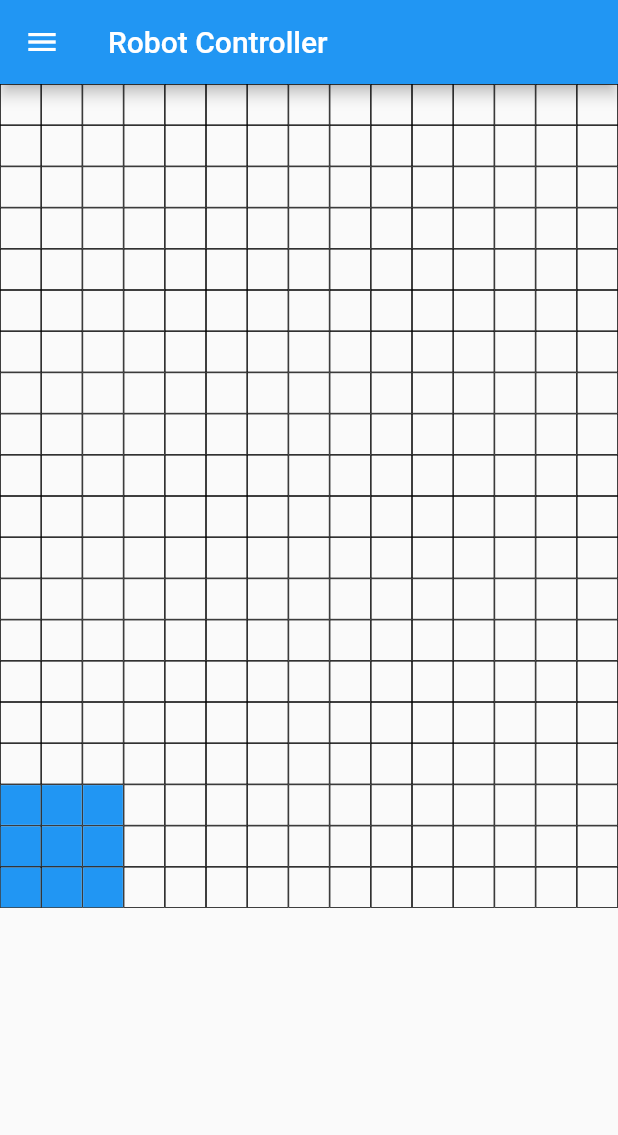
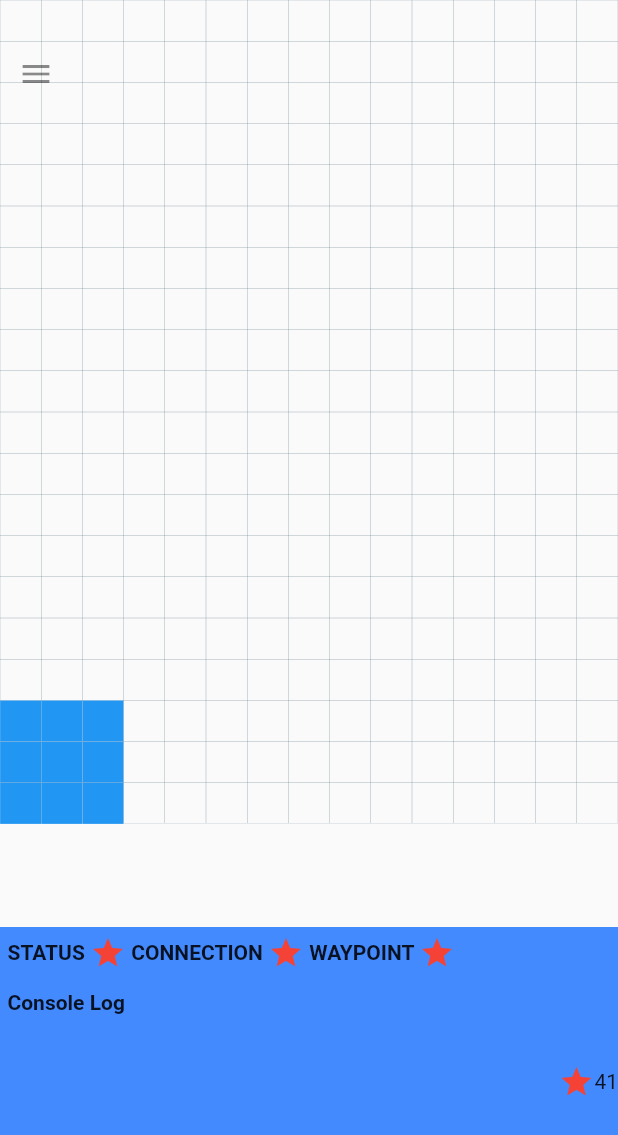
Before and after one commit to ngljie97/ay2021mdp_grp5, a Flutter app: the screen it shows after launch, on a phone screen of 412 x 824 dp. Shown: the top 1135 px of the screen. Run offline on Flutter 3.47's test engine with Material 2 defaults, Android fonts, the phone set to English and light mode, and no system bars.

Commit message:
updated Gui

```diff
--- a/android_remote/lib/main.dart
+++ b/android_remote/lib/main.dart
@@ -1,8 +1,20 @@
+import 'package:android_remote/states/ArenaGrid.dart';
 import 'package:android_remote/states/MyHomePage.dart';
+import 'package:android_remote/states/SettingsPage.dart';
+import 'package:flutter/cupertino.dart';
 import 'package:flutter/material.dart';
 
 void main() {
   runApp(MyApp());
+}
+
+GlobalKey<ScaffoldState> _scaffoldKey = GlobalKey<ScaffoldState>();
+
+class App extends StatefulWidget {
+  final String title;
+  App({Key key, this.title}) : super(key: key);
+
+  _AppState createState() => _AppState();
 }
 
 class MyApp extends StatelessWidget {
@@ -10,26 +22,23 @@ class MyApp extends StatelessWidget {
   @override
   Widget build(BuildContext context) {
     return MaterialApp(
-      title: 'Flutter Demo',
-      theme: ThemeData(
-        primarySwatch: Colors.blue,
-        visualDensity: VisualDensity.adaptivePlatformDensity,
-      ),
+      debugShowCheckedModeBanner: false,
       home: App(title: 'Robot Controller'),
     );
   }
 }
 
-class App extends StatefulWidget {
-  App({Key key, this.title}) : super(key: key);
-  final String title;
-
-  _AppState createState() => _AppState();
-}
-
 class _AppState extends State<App> {
   PageController _myPage;
   var selectedPage;
+
+  @override
+  Widget build(BuildContext context) {
+    return Scaffold(
+
+      body: _buildLayout(),
+    );
+  }
 
   @override
   void initState() {
@@ -38,45 +47,119 @@ class _AppState extends State<App> {
     selectedPage = 1;
   }
 
-  @override
-  Widget build(BuildContext context) {
-    return Scaffold(
-      appBar: AppBar(
-        title: Text(widget.title),
+  Widget _buildLayout() {
+    return Container(
+      child: Column(
+        crossAxisAlignment: CrossAxisAlignment.stretch,
+        mainAxisAlignment: MainAxisAlignment.start,
+        children: <Widget>[
+          _buildTopLayout()
+          ,_buildBottomLayout()
+          ,
+
+        ],
       ),
-      body: MyHomePage(),
-      drawer: Drawer(
-        // Add a ListView to the drawer. This ensures the user can scroll
-        // through the options in the drawer if there isn't enough vertical
-        // space to fit everything.
-        child: ListView(
-          // Important: Remove any padding from the ListView.
-          padding: EdgeInsets.zero,
-          children: <Widget>[
-            DrawerHeader(
-              child: Text('Drawer Header'),
-              decoration: BoxDecoration(
-                color: Colors.blue,
+    );
+  }
+  Widget _buildTopLayout() {
+    return Container(
+      child: Stack(
+        children: <Widget>[
+          Container(
+            //Arena Layout
+            child: ArenaGrid(),
+          ),
+          Container(
+            //Top Left Drawer Button
+            padding: EdgeInsets.fromLTRB(0, 25, 0, 0),
+            color: Colors.transparent,
+            child: IconButton(
+              icon: Icon(Icons.menu),
+              color: Colors.black45,
+              onPressed: () {
+                Navigator.push(
+                    context,
+                    new MaterialPageRoute(
+                        builder: (context) => new SettingsPage()));
+              },
+            ),
+          ),
+        ],
+      ),
+    );
+        }
+  Widget _buildBottomLayout() {
+    return Expanded(
+      flex:1,
+      child: Container(
+        color: Colors.blueAccent,
+        alignment: Alignment.bottomCenter,
+        child:
+        Row(
+          children: [
+            Expanded(
+              /*1*/
+              child: Column(
+                crossAxisAlignment: CrossAxisAlignment.start,
+                children: [
+                  /*2*/
+                  Container(
+                      padding: const EdgeInsets.only(bottom: 8,top:5,left:5),
+                      child: Row(
+                        children: [
+                          Text(
+                            'STATUS ',
+                            style: TextStyle(
+                              fontWeight: FontWeight.bold,
+                            ),
+                          ),
+                          Icon(
+                            Icons.star,
+                            color: Colors.red[500],
+                          ),
+                          Text(
+                            ' CONNECTION ',
+                            style: TextStyle(
+                              fontWeight: FontWeight.bold,
+                            ),
+                          ),
+                          Icon(
+                            Icons.star,
+                            color: Colors.red[500],
+                          ),
+                          Text(
+                            ' WAYPOINT ',
+                            style: TextStyle(
+                              fontWeight: FontWeight.bold,
+                            ),
+                          ),
+                          Icon(
+                            Icons.star,
+                            color: Colors.red[500],
+                          ),
+                        ],
+
+                      )
+
+                  ),
+                  Container(
+                    padding: const EdgeInsets.only(bottom: 8,top:5,left:5),
+                    child: Text(
+                      'Console Log',
+                      style: TextStyle(
+                        fontWeight: FontWeight.bold,
+                      ),
+                    ),
+                  ),
+                ],
               ),
             ),
-            ListTile(
-              title: Text('Item 1'),
-              onTap: () {
-                // Update the state of the app
-                // ...
-                // Then close the drawer
-                Navigator.pop(context);
-              },
+            /*3*/
+            Icon(
+              Icons.star,
+              color: Colors.red[500],
             ),
-            ListTile(
-              title: Text('Item 2'),
-              onTap: () {
-                // Update the state of the app
-                // ...
-                // Then close the drawer
-                Navigator.pop(context);
-              },
-            ),
+            Text('41'),
           ],
         ),
       ),
--- a/android_remote/lib/states/ArenaGrid.dart
+++ b/android_remote/lib/states/ArenaGrid.dart
@@ -1,4 +1,7 @@
+import 'dart:io';
+
 import 'package:flutter/material.dart';
+import 'dart:developer' as developer;
 
 class ArenaGrid extends StatefulWidget {
   @override
@@ -31,24 +34,34 @@ class _MainPage extends State<ArenaGrid> {
 
   @override
   Widget build(BuildContext context) {
-    return Scaffold(
-      body: _buildGameBody(),
+    return Container(
+      child: _buildGameBody(),
     );
   }
 
   Widget _buildGameBody() {
     int gridStateLength = gridState.length;
     return Column(children: <Widget>[
-      AspectRatio(
-        aspectRatio: 15 / 21,
-        child: LayoutBuilder(builder: (context, constraints) {
+      LayoutBuilder(builder: (context, constraints) {
           if (constraints.maxWidth < 600) {
-            return _buildNormalContainer();
+            print(constraints.maxWidth);
+            print(MediaQuery.of(context).size.width);
+            print(MediaQuery.of(context).size.height);
+            print(MediaQuery.of(context).size.aspectRatio);
+            print(MediaQuery.of(context).devicePixelRatio);
+
+            return _buildPhoneContainer();
+
           } else {
-            return _buildNormalContainer();
+            print(constraints.maxWidth);
+            print(MediaQuery.of(context).size.width);
+            print(MediaQuery.of(context).size.height);
+            print(MediaQuery.of(context).size.aspectRatio);
+            print(MediaQuery.of(context).devicePixelRatio);
+            return _buildTabletContainer();
           }
         }),
-      ),
+
     ]);
   }
 
@@ -58,14 +71,15 @@ class _MainPage extends State<ArenaGrid> {
     x = (index / 15).floor();
     y = (index % 15);
     return GestureDetector(
-      onTap: () => showDialog(
-        context: context,
-        builder: (BuildContext context) => _buildPopupDialog(context, x, y),
-      ),
+      // onTap: () => showDialog(
+      //   context: context,
+      //   builder: (BuildContext context) => _buildPopupDialog(context, x, y),
+      // ),
       child: GridTile(
         child: Container(
           decoration: BoxDecoration(
-              border: Border.all(color: Colors.black, width: 0.5)),
+
+              border: Border.all(color: Colors.blueGrey, width: 0.1)),
           child: Center(
             child: _buildGridItem(x, y),
           ),
@@ -105,8 +119,13 @@ class _MainPage extends State<ArenaGrid> {
     }
   }
 
-  Widget _buildNormalContainer() {
-    return Center(
+  Widget _buildTabletContainer() {
+    return
+      AspectRatio(
+
+        aspectRatio: MediaQuery.of(context).devicePixelRatio/(MediaQuery.of(context).devicePixelRatio+(MediaQuery.of(context).devicePixelRatio*(MediaQuery.of(context).size.aspectRatio/10))),
+
+    child:Center(
       child: Container(
         padding: EdgeInsets.fromLTRB(0, 0, 0, 0),
         alignment: Alignment.center,
@@ -123,28 +142,32 @@ class _MainPage extends State<ArenaGrid> {
           itemCount: 15 * 20,
         ),
       ),
-    );
+    ),);
   }
-
-  Widget _buildWideContainers() {
-    return Center(
+  Widget _buildPhoneContainer() {
+    return
+      AspectRatio(
+        aspectRatio: MediaQuery.of(context).devicePixelRatio/(MediaQuery.of(context).devicePixelRatio+(MediaQuery.of(context).devicePixelRatio*(MediaQuery.of(context).size.aspectRatio))),
+        child:Center(
           child: Container(
-        padding: EdgeInsets.all(8.0),
+            padding: EdgeInsets.fromLTRB(0, 0, 0, 0),
             alignment: Alignment.center,
-        margin: EdgeInsets.only(right: 10, left: 10, top: 20),
-        decoration:
-            BoxDecoration(border: Border.all(color: Colors.black, width: 2.0)),
+            margin: EdgeInsets.fromLTRB(0, 0, 0, 0),
             child: GridView.builder(
               gridDelegate: SliverGridDelegateWithFixedCrossAxisCount(
                 crossAxisCount: 15,
-            childAspectRatio: 0.5,
+                childAspectRatio: MediaQuery.of(context).size.width /
+                    (MediaQuery.of(context).size.height / 2),
+                crossAxisSpacing: 0,
+                mainAxisSpacing: 0,
               ),
               itemBuilder: _buildGridItems,
               itemCount: 15 * 20,
             ),
           ),
-    );
+        ),);
   }
+
 }
 
 Widget _buildPopupDialog(BuildContext context, int x, int y) {
--- a/android_remote/lib/states/MyHomePage.dart
+++ b/android_remote/lib/states/MyHomePage.dart
@@ -14,6 +14,6 @@ class _MyHomePageState extends State<MyHomePage> {
 
   @override
   Widget build(BuildContext context) {
-    return MaterialApp(home: ArenaGrid());
+    return MaterialApp(home: ArenaGrid(),debugShowCheckedModeBanner: false);
   }
 }
--- /dev/null
+++ b/android_remote/lib/states/SettingsPage.dart
@@ -0,0 +1,25 @@
+import 'package:flutter/cupertino.dart';
+import 'package:flutter/material.dart';
+
+import '../main.dart';
+
+class SettingsPage extends StatelessWidget {
+  pushToScreen(BuildContext context) {
+    Navigator.of(context).push(
+      MaterialPageRoute(builder: (_) => MyApp()),
+    );
+  }
+
+  @override
+  Widget build(BuildContext context) {
+    return Scaffold(
+      appBar: AppBar(
+        title: Text('Settings'),
+      ),
+      floatingActionButton: FloatingActionButton(
+        child: Icon(Icons.add, color: Colors.white),
+        onPressed: () => pushToScreen(context),
+      ),
+    );
+  }
+}
```
Lines whose indentation alone changed are shown as unchanged.
